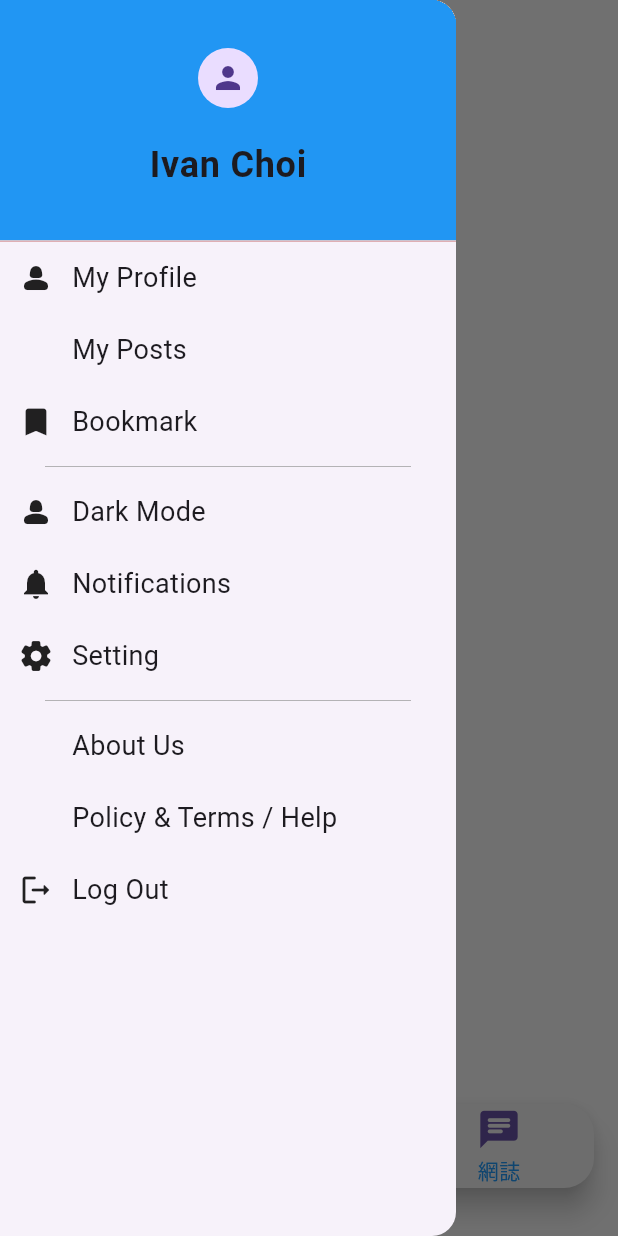
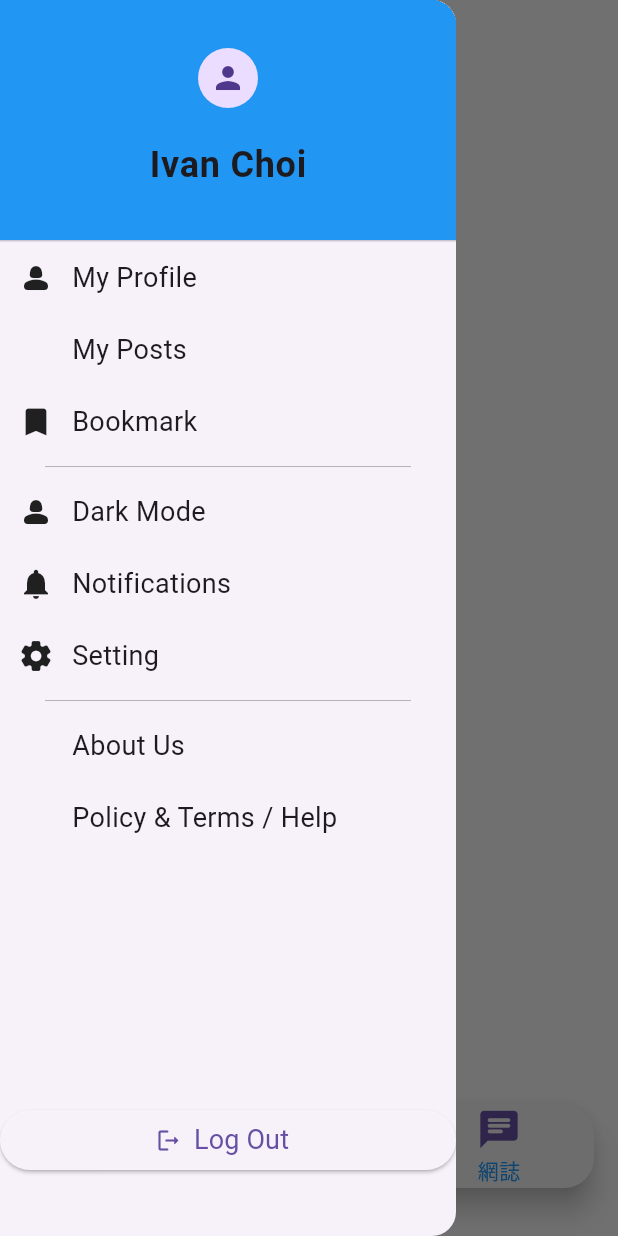
Before and after one commit to ivanChoi-0205/news_app, a Flutter app: the screen it shows after launch, item 3 of the bottom bar chosen, with the side drawer open, on a phone screen of 412 x 824 dp. Run offline on Flutter 3.47's test engine with Material 2 defaults, Android fonts, the light colour scheme and no system bars; drawn by our look-alikes of custom_navigation_bar; our stand-ins replace dio, equatable, flutter_riverpod, vibration.

Commit message:
refactor: drawer layout structure

```diff
--- a/lib/src/widget/drawer/layout/drawer_layout.dart
+++ b/lib/src/widget/drawer/layout/drawer_layout.dart
@@ -2,6 +2,8 @@ import 'dart:developer';
 
 import 'package:flutter/material.dart';
 
+import '../../../constants/global_key.dart';
+import '../../../service/vibration_service.dart';
 import '../constant/drawer_enum.dart';
 
 class DrawerLayout extends StatefulWidget {
@@ -31,14 +33,14 @@ class _DrawerLayoutState extends State<DrawerLayout> {
   Widget build(BuildContext context) {
     return Drawer(
       // backgroundColor: Colors.amber,
-      child: Column(
+      child: Stack(
+        children: [
+          Column(
             // physics: const ClampingScrollPhysics(),
             // shrinkWrap: true,
             // crossAxisAlignment: CrossAxisAlignment.start,
             children: [
-          Container(
-            color: Colors.red,
-            child: DrawerHeader(
+              DrawerHeader(
                 margin: EdgeInsets.zero,
                 padding: EdgeInsets.zero,
                 decoration: const BoxDecoration(
@@ -65,7 +67,6 @@ class _DrawerLayoutState extends State<DrawerLayout> {
                   ),
                 ),
               ),
-          ),
               Expanded(
                 child: SingleChildScrollView(
                   child: Column(
@@ -77,6 +78,29 @@ class _DrawerLayoutState extends State<DrawerLayout> {
                   ),
                 ),
               ),
+            ],
+          ),
+          if (DrawerItemEnum.logOut.getItemEntity() != null)
+            Positioned(
+              left: 0.0,
+              right: 0.0,
+              bottom: MediaQuery.of(context).padding.bottom + 40,
+              child: ElevatedButton.icon(
+                onPressed: () {
+                  VibrationService().clickFeedback();
+                  rootScaffoldKey.currentState!.closeDrawer();
+                },
+                icon: DrawerItemEnum.logOut.getItemEntity()?.icon ??
+                    const SizedBox(),
+                label: Text(
+                  DrawerItemEnum.logOut.getItemEntity()?.label ?? '',
+                  style: const TextStyle(
+                    fontSize: 18.0,
+                    fontWeight: FontWeight.w400,
+                  ),
+                ),
+              ),
+            )
         ],
       ),
     );
@@ -96,6 +120,10 @@ class _DrawerItem extends StatelessWidget {
     // TODO: sort list & list by item group
     final bool isAddDivider =
         (item == DrawerItemEnum.darkMode || item == DrawerItemEnum.about);
+
+    if (item == DrawerItemEnum.logOut) {
+      return const SizedBox();
+    }
 
     return Column(
       children: [
```
Also changed, not shown: 1 other file. Lines whose indentation alone changed are shown as unchanged.
